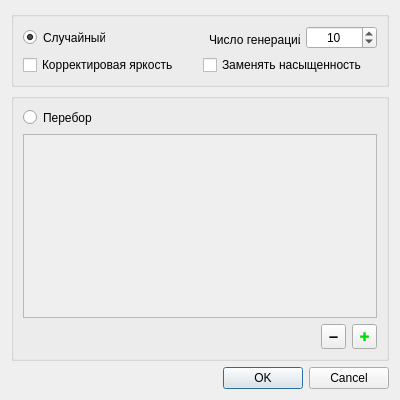
This is Forms/ColorSettings.ui in hremman/ImageCompiler as Qt 5 draws it before an edit. The edited form follows.
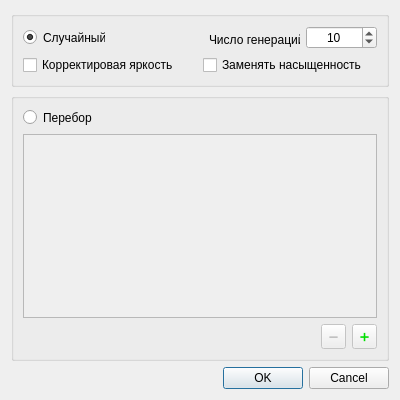
This is the edited form. Icons and pictures are not drawn.

The edit to the form file:
```diff
--- a/Forms/ColorSettings.ui
+++ b/Forms/ColorSettings.ui
@@ -215,7 +215,7 @@
         <item>
          <widget class="QToolButton" name="toolButton_2">
           <property name="enabled">
-           <bool>true</bool>
+           <bool>false</bool>
           </property>
           <property name="minimumSize">
            <size>
@@ -232,12 +232,22 @@
           <property name="text">
            <string>➖</string>
           </property>
+          <property name="icon">
+           <iconset resource="../res.qrc">
+            <normaloff>:/image/icon/resourses/CMinus.ico</normaloff>:/image/icon/resourses/CMinus.ico</iconset>
+          </property>
+          <property name="iconSize">
+           <size>
+            <width>20</width>
+            <height>20</height>
+           </size>
+          </property>
          </widget>
         </item>
         <item>
          <widget class="QToolButton" name="toolButton">
           <property name="enabled">
-           <bool>true</bool>
+           <bool>false</bool>
           </property>
           <property name="minimumSize">
            <size>
@@ -255,7 +265,17 @@
            <string notr="true">font: 75 8pt &quot;MS Shell Dlg 2&quot;; color: rgb(0, 222, 0)</string>
           </property>
           <property name="text">
-           <string>✚</string>
+           <string>➕</string>
+          </property>
+          <property name="icon">
+           <iconset resource="../res.qrc">
+            <normaloff>:/image/icon/resourses/CPlus.ico</normaloff>:/image/icon/resourses/CPlus.ico</iconset>
+          </property>
+          <property name="iconSize">
+           <size>
+            <width>20</width>
+            <height>20</height>
+           </size>
           </property>
          </widget>
         </item>
```
Left out of the diff: 18 changed lines with no effect on the pictures.
